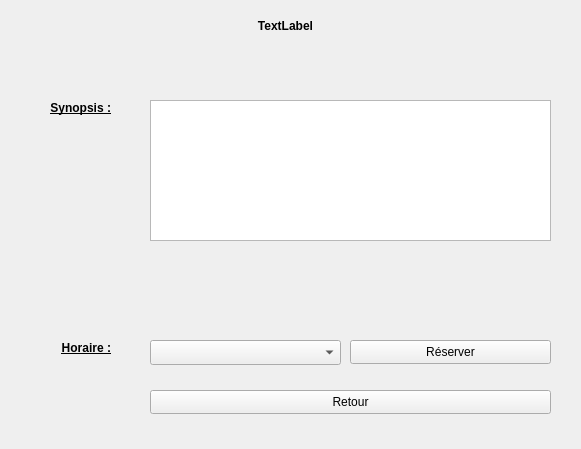
This is detailWidget.ui in KaneRoot/ihmsem6a as Qt 5 draws it before an edit. The edited form follows.
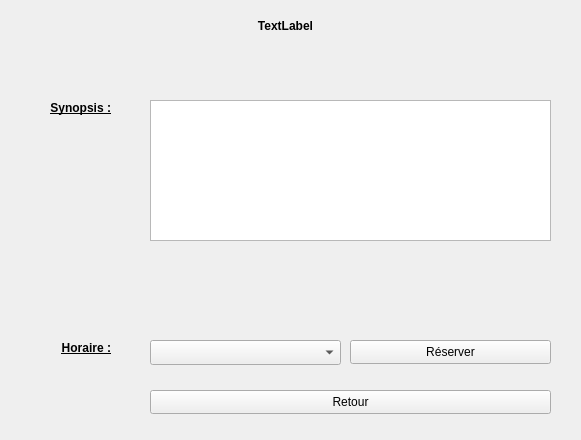
This is the edited form.

Commit message: petite modif sur detailWidget

```diff
--- a/detailWidget.ui
+++ b/detailWidget.ui
@@ -7,7 +7,7 @@
     <x>0</x>
     <y>0</y>
     <width>581</width>
-    <height>449</height>
+    <height>440</height>
    </rect>
   </property>
   <property name="windowTitle">
```
The commit also changes 2 other files.
